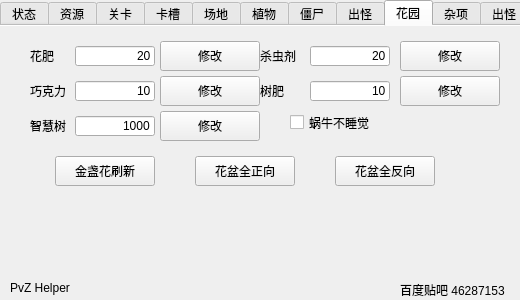
Qt form src/mainwindow.ui (CarrotFish/PvZHelper-Mac) before a commit.
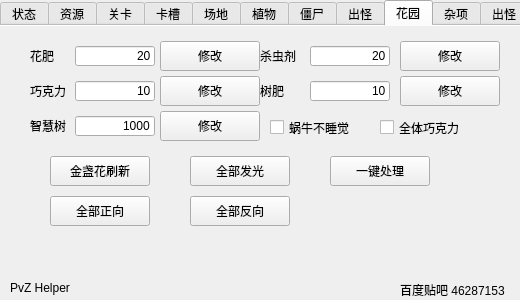
The same form after that commit. The open tabs and pages were chosen to show the change.

The edit to the form file:
```diff
--- a/src/mainwindow.ui
+++ b/src/mainwindow.ui
@@ -3517,7 +3517,7 @@
      <widget class="QPushButton" name="MarigoldRefresh">
       <property name="geometry">
        <rect>
-        <x>55</x>
+        <x>50</x>
         <y>130</y>
         <width>100</width>
         <height>30</height>
@@ -3530,34 +3530,34 @@
      <widget class="QPushButton" name="GardenPlantRight">
       <property name="geometry">
        <rect>
-        <x>195</x>
-        <y>130</y>
+        <x>50</x>
+        <y>170</y>
         <width>100</width>
         <height>30</height>
        </rect>
       </property>
       <property name="text">
-       <string>花盆全正向</string>
+       <string>全部正向</string>
       </property>
      </widget>
      <widget class="QPushButton" name="GardenPlantLeft">
       <property name="geometry">
        <rect>
-        <x>335</x>
-        <y>130</y>
+        <x>190</x>
+        <y>170</y>
         <width>100</width>
         <height>30</height>
        </rect>
       </property>
       <property name="text">
-       <string>花盆全反向</string>
+       <string>全部反向</string>
       </property>
      </widget>
      <widget class="QCheckBox" name="NoSnailSleep">
       <property name="geometry">
        <rect>
-        <x>290</x>
-        <y>85</y>
+        <x>270</x>
+        <y>90</y>
         <width>90</width>
         <height>23</height>
        </rect>
@@ -3566,6 +3566,45 @@
        <string>蜗牛不睡觉</string>
       </property>
      </widget>
+     <widget class="QPushButton" name="GardenOperation">
+      <property name="geometry">
+       <rect>
+        <x>330</x>
+        <y>130</y>
+        <width>100</width>
+        <height>30</height>
+       </rect>
+      </property>
+      <property name="text">
+       <string>一键处理</string>
+      </property>
+     </widget>
+     <widget class="QPushButton" name="GardenPlantHappy">
+      <property name="geometry">
+       <rect>
+        <x>190</x>
+        <y>130</y>
+        <width>100</width>
+        <height>30</height>
+       </rect>
+      </property>
+      <property name="text">
+       <string>全部发光</string>
+      </property>
+     </widget>
+     <widget class="QCheckBox" name="ChocolateState">
+      <property name="geometry">
+       <rect>
+        <x>380</x>
+        <y>90</y>
+        <width>90</width>
+        <height>23</height>
+       </rect>
+      </property>
+      <property name="text">
+       <string>全体巧克力</string>
+      </property>
+     </widget>
     </widget>
     <widget class="QWidget" name="tab_9">
      <attribute name="title">
```
